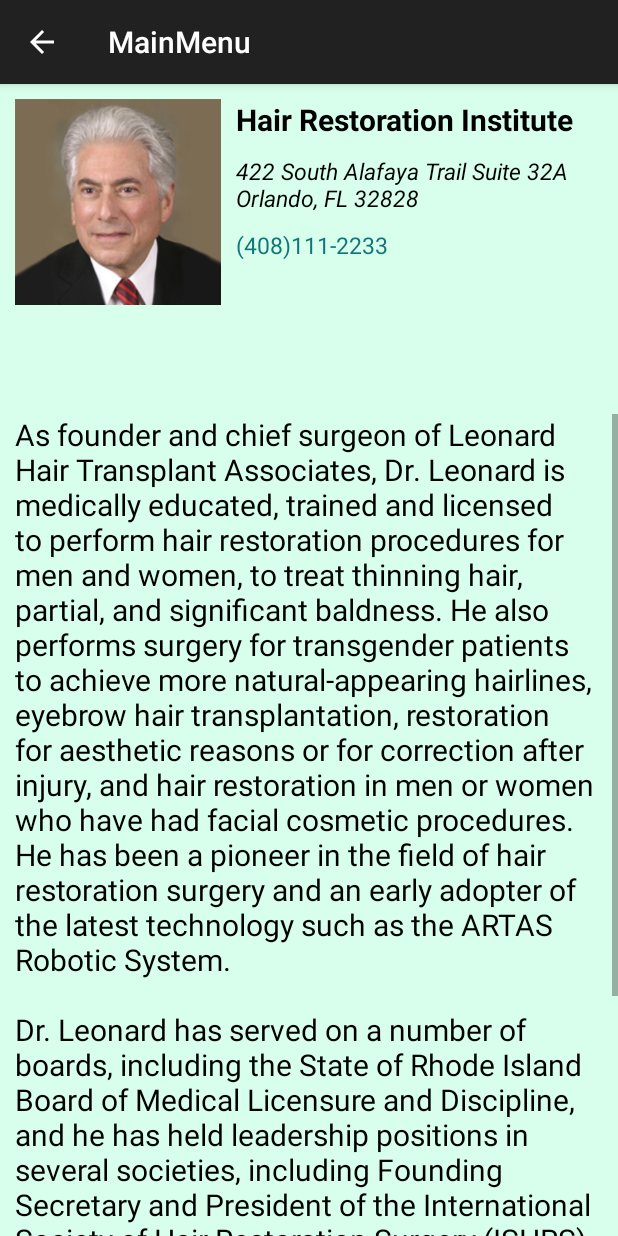
After one commit to irenacher/MainMenu, an Android app: the PhysicianDetailsActivity screen opened directly, with no data from a screen before it, on a phone screen of 412 x 824 dp. The commit adds this screen. Run offline under Robolectric (Android 15) with nearby library versions, the phone set to English and light mode, and no system bars.

Commit message:
added layout and activity (only UI, no functionality) for showing physician details

```diff
--- a/app/src/main/AndroidManifest.xml
+++ b/app/src/main/AndroidManifest.xml
@@ -101,6 +101,13 @@
                 />
         </activity>
 
+         <activity android:name=".PhysicianDetailsActivity"
+             android:theme="@style/AppTheme"
+             android:parentActivityName=".PhysiciansContainerActivity"
+             android:screenOrientation="userPortrait">
+
+         </activity>
+
          <!--
              The API key for Google Maps-based APIs is defined as a string resource.
              (See the file "res/values/google_maps_api.xml").
--- a/app/src/main/java/com/example/irenachernyak/mainmenu/MyListFragment.java
+++ b/app/src/main/java/com/example/irenachernyak/mainmenu/MyListFragment.java
@@ -1,7 +1,8 @@
 package com.example.irenachernyak.mainmenu;
 
+import android.content.Intent;
+import android.os.Bundle;
 import android.support.v4.app.ListFragment;
-import android.os.Bundle;
 import android.view.View;
 import android.widget.ArrayAdapter;
 import android.widget.ListView;
@@ -50,5 +51,8 @@
     @Override
     public void onListItemClick(ListView l, View v, int position, long id) {
         mCurCheckPosition = position;
+
+        Intent detailIntent = new Intent(getActivity(), PhysicianDetailsActivity.class);
+        startActivity(detailIntent);
     }
 }
--- /dev/null
+++ b/app/src/main/java/com/example/irenachernyak/mainmenu/PhysicianDetailsActivity.java
@@ -0,0 +1,23 @@
+package com.example.irenachernyak.mainmenu;
+
+import android.os.Bundle;
+import android.support.v7.app.AppCompatActivity;
+import android.view.View;
+import android.widget.Toast;
+
+/**
+ * Created by irenachernyak on 10/21/15.
+ */
+public class PhysicianDetailsActivity extends AppCompatActivity{
+    @Override
+    protected void onCreate(Bundle savedInstanceState) {
+        super.onCreate(savedInstanceState);
+        setContentView(R.layout.physician_details_layout);
+
+
+    }
+
+    public void onCallDoctorClicked(View view) {
+        Toast.makeText(this,"Phone button clicked", Toast.LENGTH_SHORT).show();
+    }
+}
--- /dev/null
+++ b/app/src/main/res/layout/physician_details_layout.xml
@@ -0,0 +1,89 @@
+<?xml version="1.0" encoding="utf-8"?>
+<RelativeLayout xmlns:android="http://schemas.android.com/apk/res/android"
+    android:layout_width="match_parent"
+    android:layout_height="match_parent"
+    android:background="#d7ffeb"
+    >
+
+    <LinearLayout
+        android:layout_width="match_parent"
+        android:layout_height="wrap_content"
+        android:id="@+id/doctor_clinic_frame"
+        android:orientation="horizontal"
+        android:padding="10dp">
+
+        <ImageView
+            android:layout_width="wrap_content"
+            android:layout_height="wrap_content"
+            android:layout_weight="0.3"
+            android:id="@+id/doctor_photo"
+            android:paddingRight="10dp"
+            android:src="@drawable/photo_feinberg"
+            android:scaleType="fitStart"/>
+
+        <LinearLayout
+            android:layout_width="match_parent"
+            android:layout_height="wrap_content"
+            android:orientation="vertical"
+            android:id="@+id/clinic_details"
+            android:layout_toRightOf="@+id/doctor_photo"
+            android:layout_alignBottom="@+id/doctor_photo"
+            android:layout_alignTop="@+id/doctor_photo"
+            android:layout_weight="0.7">
+
+            <TextView
+                android:layout_width="match_parent"
+                android:layout_height="wrap_content"
+                android:text="Hair Restoration Institute"
+                android:id="@+id/clinic_name"
+                android:paddingBottom="10dp"
+                android:textColor="#000000"
+                android:textStyle="bold"
+                android:textSize="20sp"/>
+
+            <TextView
+                android:layout_width="match_parent"
+                android:layout_height="wrap_content"
+                android:id="@+id/clinic_address"
+                android:text="422 South Alafaya Trail Suite 32A Orlando, FL 32828"
+                android:paddingBottom="10dp"
+                android:textColor="#000000"
+                android:textStyle="italic"
+                android:textSize="15sp"/>
+
+            <TextView
+                android:layout_width="wrap_content"
+                android:layout_height="wrap_content"
+                android:text="(408)111-2233"
+                android:textColor="#127679"
+                android:textSize="15sp"
+                android:clickable="true"
+                android:id="@+id/phone_button"
+                android:onClick="onCallDoctorClicked" />
+        </LinearLayout>
+    </LinearLayout>
+
+    <ScrollView
+        android:layout_width="fill_parent"
+        android:layout_height="fill_parent"
+        android:id="@+id/scrollView1"
+        android:layout_below="@+id/doctor_clinic_frame">
+
+        <FrameLayout
+            android:layout_width="match_parent"
+            android:layout_height="wrap_content"
+            android:paddingLeft="10dp"
+            android:paddingRight="10dp">
+            <TextView
+                android:layout_width="match_parent"
+                android:layout_height="wrap_content"
+                android:textAlignment="center"
+                android:textSize="20sp"
+                android:id="@+id/bio"
+                android:textColor="#000000"
+                android:text="As founder and chief surgeon of Leonard Hair Transplant Associates, Dr. Leonard is medically educated, trained and licensed to perform hair restoration procedures for men and women, to treat thinning hair, partial, and significant baldness. He also performs surgery for transgender patients to achieve more natural-appearing hairlines, eyebrow hair transplantation, restoration for aesthetic reasons or for correction after injury, and hair restoration in men or women who have had facial cosmetic procedures.  He has been a pioneer in the field of hair restoration surgery and an early adopter of the latest technology such as the ARTAS Robotic System.\n\nDr. Leonard has served on a number of boards, including the State of Rhode Island Board of Medical Licensure and Discipline, and he has held leadership positions in several societies, including Founding Secretary and President of the International Society of Hair Restoration Surgery (ISHRS), Chairman of the ISHRS’s Bylaws and Ethics Committee, Chairman of the ISHRS’s Media Committee, Trustee of the University of New England, and Founding Trustee of the American Board of Hair Restoration Surgery. Dr. Leonard maintains offices in Cranston, Rhode Island; Boston, Worcester, Hyannis, Braintree, Newton Center, Massachusetts; and Salem, New Hampshire."
+                  />
+        </FrameLayout>
+    </ScrollView>
+
+</RelativeLayout>
```
Also changed, not shown: app/src/main/java/com/example/irenachernyak/mainmenu/PhysiciansContainerActivity.java (+0 -8 lines), app/src/main/res/drawable/photo_feinberg.png (added).
